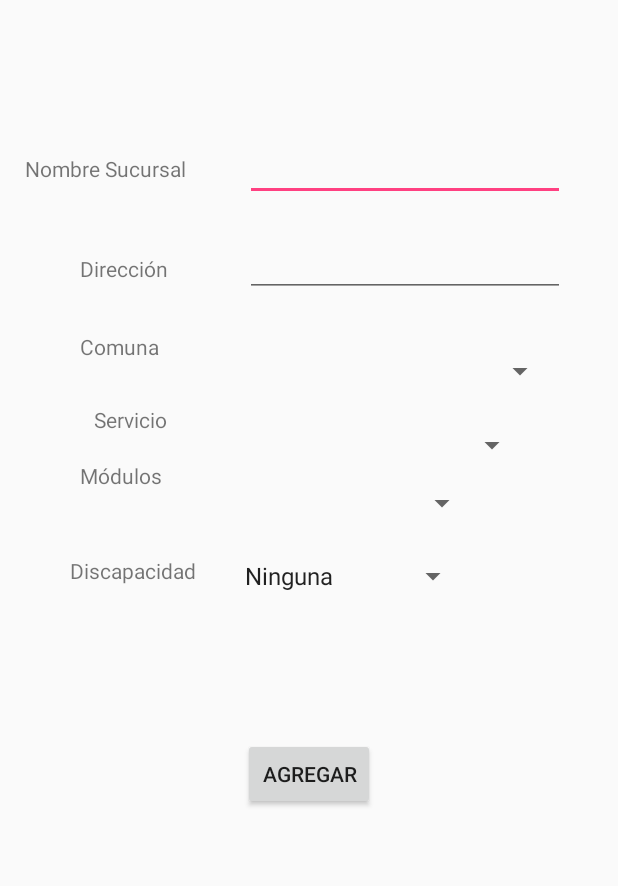
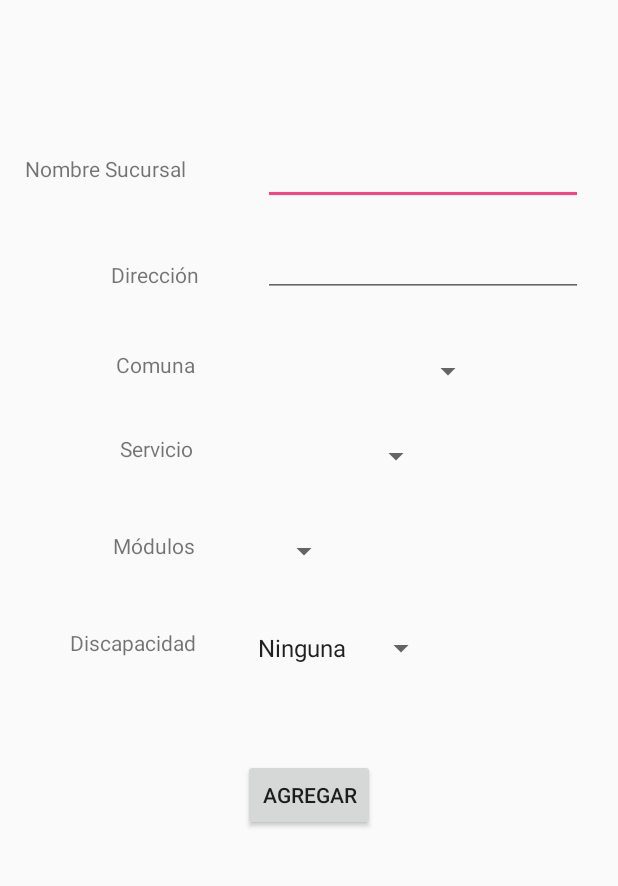
Before and after one commit to cmardonespino/Proyecto_Disenio2.0, an Android app: the screen it shows after launch (LlenarTablaSucursal), after a tap on "AGREGAR SUCURSAL", on a phone screen of 412 x 824 dp, the part 350-1236 px from its top. Run offline under Robolectric (Android 15) with nearby library versions, the phone set to English and light mode, and no system bars.

```diff
--- a/app/src/main/java/com/example/carlosandres/turnpass/Controlador/MainActivity.java
+++ b/app/src/main/java/com/example/carlosandres/turnpass/Controlador/MainActivity.java
@@ -56,10 +56,21 @@ public class MainActivity extends AppCompatActivity {
         bdd = new BaseDeDatos(this);
 
         if(BaseDeDatos.doesDatabaseExist(this, BaseDeDatos.DATABASE_NAME)==false){
-            basededatos = bdd.getWritableDatabase();
+            basededatos = bdd.getWritableDatabase(); //crea base de datos si no existe
 
-            ContentValues values = new ContentValues();
-            values.put(BaseDeDatos.Servicio.COLUM_SERVICIO_ID, 10);
+            if( bdd.poblarTablaServicio(basededatos, 10, "Pasaporte")==true){
+                if(bdd.poblarTablaServicio(basededatos, 11, "Carnet")==true){
+                    if(bdd.poblarTablaDiscapacidad(basededatos, "2", "Fisica")==true){
+                        if(bdd.poblarTablaDiscapacidad(basededatos, "1", "Sensorial")==true){
+                            if(bdd.poblarTablaDiscapacidad(basededatos, "0", "Ninguna")==true){
+                                Toast.makeText(getApplicationContext(), "Tablas principales pobladas correctamente", Toast.LENGTH_LONG).show();
+                            }
+                        }
+                    }
+                }
+            }
+            //ContentValues values = new ContentValues();
+            /*values.put(BaseDeDatos.Servicio.COLUM_SERVICIO_ID, 10);
             values.put(BaseDeDatos.Servicio.COLUM_SERVICIO_NOMBRE, "Pasaporte");
             basededatos.insert(BaseDeDatos.Servicio.TABLE_NAME, null, values);
             values.clear();
@@ -68,8 +79,9 @@ public class MainActivity extends AppCompatActivity {
             values.put(BaseDeDatos.Servicio.COLUM_SERVICIO_ID, 11);
             values.put(BaseDeDatos.Servicio.COLUM_SERVICIO_NOMBRE, "Carnet");
             basededatos.insert(BaseDeDatos.Servicio.TABLE_NAME, null, values);
-            values.clear();
+            values.clear();*/
 
+            /*
             basededatos = bdd.getWritableDatabase();
             values.put(BaseDeDatos.Discapacidad.COLUM_DISCAPACIDAD_NIVELPRIORIDAD, "2");
             values.put(BaseDeDatos.Discapacidad.COLUM_DISCAPACIDAD_NOMBRE, "Fisica");
@@ -84,7 +96,7 @@ public class MainActivity extends AppCompatActivity {
             values.put(BaseDeDatos.Discapacidad.COLUM_DISCAPACIDAD_NIVELPRIORIDAD, "0");
             values.put(BaseDeDatos.Discapacidad.COLUM_DISCAPACIDAD_NOMBRE, "Ninguna");
             basededatos.insert(BaseDeDatos.Discapacidad.TABLE_NAME, null, values);
-            values.clear();
+            values.clear();*/
         }
 
         super.onCreate(savedInstanceState);
--- a/app/src/main/java/com/example/carlosandres/turnpass/Modelo/BaseDeDatos.java
+++ b/app/src/main/java/com/example/carlosandres/turnpass/Modelo/BaseDeDatos.java
@@ -1,5 +1,6 @@
 package com.example.carlosandres.turnpass.Modelo;
 
+import android.content.ContentValues;
 import android.content.Context;
 import android.database.Cursor;
 import android.database.sqlite.SQLiteDatabase;
@@ -177,4 +178,30 @@ public class BaseDeDatos extends SQLiteOpenHelper {
         File dbFile = context.getDatabasePath(dbName);
         return dbFile.exists();
     }
+
+    public boolean poblarTablaDiscapacidad(SQLiteDatabase db, String nivelPrioridad, String discapacidadNombre){
+        try{
+            ContentValues values = new ContentValues();
+            values.put(Discapacidad.COLUM_DISCAPACIDAD_NIVELPRIORIDAD, nivelPrioridad);
+            values.put(Discapacidad.COLUM_DISCAPACIDAD_NOMBRE, discapacidadNombre);
+            db.insert(Discapacidad.TABLE_NAME, null, values);
+            return true;
+        }catch (Exception e){
+            return false;
+        }
+    }
+
+    public boolean poblarTablaServicio(SQLiteDatabase db, int idservicio, String nombreServicio){
+        try{
+            ContentValues values = new ContentValues();
+            /*db.execSQL("INSERT INTO "+BaseDeDatos.Turno.TABLE_NAME+" (ID_USUARIO, NOMBRE_TURNO, ID_SERVICIO) VALUES("+
+                    run+", "+nombreSucursal+", "+servicioSucursal+")");*/
+            values.put(Servicio.COLUM_SERVICIO_ID, idservicio);
+            values.put(Servicio.COLUM_SERVICIO_NOMBRE, nombreServicio);
+            db.insert(BaseDeDatos.Servicio.TABLE_NAME, null, values);
+            return true;
+        }catch (Exception e){
+            return false;
+        }
+    }
 }
--- a/app/src/main/java/com/example/carlosandres/turnpass/Modelo/Usuario.java
+++ b/app/src/main/java/com/example/carlosandres/turnpass/Modelo/Usuario.java
@@ -63,4 +63,9 @@ public class Usuario{
         return usuario;
 
     }
+
+    public Cursor solicitarAsignarTurno(SQLiteDatabase db, String run){
+        ArrayList<Usuario> usuario = new ArrayList<Usuario>();
+        return db.rawQuery("SELECT * FROM Turno WHERE ID_USUARIO='"+run+"'", null);
+    }
 }
--- a/app/src/main/res/layout/activity_llenar_tabla_sucursal.xml
+++ b/app/src/main/res/layout/activity_llenar_tabla_sucursal.xml
@@ -36,7 +36,7 @@
         app:layout_constraintEnd_toEndOf="parent"
         app:layout_constraintStart_toStartOf="parent"
         app:layout_constraintTop_toTopOf="parent"
-        app:layout_constraintVertical_bias="0.939" />
+        app:layout_constraintVertical_bias="0.959" />
 
     <TextView
         android:id="@+id/txtViewNombreSucursal"
@@ -65,10 +65,10 @@
         android:text="Dirección"
         app:layout_constraintBottom_toBottomOf="parent"
         app:layout_constraintEnd_toEndOf="parent"
-        app:layout_constraintHorizontal_bias="0.135"
+        app:layout_constraintHorizontal_bias="0.196"
         app:layout_constraintStart_toStartOf="parent"
         app:layout_constraintTop_toTopOf="parent"
-        app:layout_constraintVertical_bias="0.462" />
+        app:layout_constraintVertical_bias="0.468" />
 
     <EditText
         android:id="@+id/editTextNombreSucursal"
@@ -82,10 +82,10 @@
         android:inputType="textPersonName"
         app:layout_constraintBottom_toBottomOf="parent"
         app:layout_constraintEnd_toEndOf="parent"
-        app:layout_constraintHorizontal_bias="0.849"
+        app:layout_constraintHorizontal_bias="0.915"
         app:layout_constraintStart_toStartOf="parent"
         app:layout_constraintTop_toTopOf="parent"
-        app:layout_constraintVertical_bias="0.367" />
+        app:layout_constraintVertical_bias="0.371" />
 
     <EditText
         android:id="@+id/editTextDireccion"
@@ -99,14 +99,14 @@
         android:inputType="textPersonName"
         app:layout_constraintBottom_toBottomOf="parent"
         app:layout_constraintEnd_toEndOf="parent"
-        app:layout_constraintHorizontal_bias="0.849"
+        app:layout_constraintHorizontal_bias="0.915"
         app:layout_constraintStart_toStartOf="parent"
         app:layout_constraintTop_toTopOf="parent"
         app:layout_constraintVertical_bias="0.461" />
 
     <Spinner
         android:id="@+id/spinnerComuna"
-        android:layout_width="210dp"
+        android:layout_width="156dp"
         android:layout_height="wrap_content"
         android:layout_marginBottom="8dp"
         android:layout_marginEnd="8dp"
@@ -115,7 +115,7 @@
         android:entries="@array/comunas_array"
         app:layout_constraintBottom_toBottomOf="parent"
         app:layout_constraintEnd_toEndOf="parent"
-        app:layout_constraintHorizontal_bias="0.822"
+        app:layout_constraintHorizontal_bias="0.66"
         app:layout_constraintStart_toStartOf="parent"
         app:layout_constraintTop_toTopOf="parent"
         app:layout_constraintVertical_bias="0.556" />
@@ -131,14 +131,14 @@
         android:text="Comuna"
         app:layout_constraintBottom_toBottomOf="parent"
         app:layout_constraintEnd_toEndOf="parent"
-        app:layout_constraintHorizontal_bias="0.132"
+        app:layout_constraintHorizontal_bias="0.202"
         app:layout_constraintStart_toStartOf="parent"
         app:layout_constraintTop_toTopOf="parent"
-        app:layout_constraintVertical_bias="0.533" />
+        app:layout_constraintVertical_bias="0.55" />
 
     <Spinner
         android:id="@+id/spinnerServicio"
-        android:layout_width="193dp"
+        android:layout_width="124dp"
         android:layout_height="wrap_content"
         android:layout_marginBottom="8dp"
         android:layout_marginEnd="8dp"
@@ -147,10 +147,10 @@
         android:entries="@array/servicio_array"
         app:layout_constraintBottom_toBottomOf="parent"
         app:layout_constraintEnd_toEndOf="parent"
-        app:layout_constraintHorizontal_bias="0.742"
+        app:layout_constraintHorizontal_bias="0.573"
         app:layout_constraintStart_toStartOf="parent"
         app:layout_constraintTop_toTopOf="parent"
-        app:layout_constraintVertical_bias="0.624" />
+        app:layout_constraintVertical_bias="0.634" />
 
     <TextView
         android:id="@+id/txtViewServicio"
@@ -163,10 +163,10 @@
         android:text="Servicio"
         app:layout_constraintBottom_toBottomOf="parent"
         app:layout_constraintEnd_toEndOf="parent"
-        app:layout_constraintHorizontal_bias="0.157"
+        app:layout_constraintHorizontal_bias="0.207"
         app:layout_constraintStart_toStartOf="parent"
         app:layout_constraintTop_toTopOf="parent"
-        app:layout_constraintVertical_bias="0.6" />
+        app:layout_constraintVertical_bias="0.626" />
 
     <TextView
         android:id="@+id/txtViewModulos"
@@ -179,14 +179,14 @@
         android:text="Módulos"
         app:layout_constraintBottom_toBottomOf="parent"
         app:layout_constraintEnd_toEndOf="parent"
-        app:layout_constraintHorizontal_bias="0.133"
+        app:layout_constraintHorizontal_bias="0.197"
         app:layout_constraintStart_toStartOf="parent"
         app:layout_constraintTop_toTopOf="parent"
-        app:layout_constraintVertical_bias="0.651" />
+        app:layout_constraintVertical_bias="0.714" />
 
     <Spinner
         android:id="@+id/spinnerModulos"
-        android:layout_width="153dp"
+        android:layout_width="61dp"
         android:layout_height="wrap_content"
         android:layout_marginBottom="8dp"
         android:layout_marginEnd="92dp"
@@ -195,14 +195,14 @@
         android:entries="@array/cantidadModulos_array"
         app:layout_constraintBottom_toBottomOf="parent"
         app:layout_constraintEnd_toEndOf="parent"
-        app:layout_constraintHorizontal_bias="0.992"
+        app:layout_constraintHorizontal_bias="0.627"
         app:layout_constraintStart_toStartOf="parent"
         app:layout_constraintTop_toTopOf="parent"
-        app:layout_constraintVertical_bias="0.677" />
+        app:layout_constraintVertical_bias="0.721" />
 
     <Spinner
         android:id="@+id/spinnerDiscapacidad"
-        android:layout_width="157dp"
+        android:layout_width="127dp"
         android:layout_height="25dp"
         android:layout_marginBottom="8dp"
         android:layout_marginEnd="8dp"
@@ -211,10 +211,10 @@
         android:entries="@array/discapacidad_array"
         app:layout_constraintBottom_toBottomOf="parent"
         app:layout_constraintEnd_toEndOf="parent"
-        app:layout_constraintHorizontal_bias="0.616"
+        app:layout_constraintHorizontal_bias="0.58"
         app:layout_constraintStart_toStartOf="parent"
         app:layout_constraintTop_toTopOf="parent"
-        app:layout_constraintVertical_bias="0.744">
+        app:layout_constraintVertical_bias="0.81">
 
     </Spinner>
 
@@ -232,5 +232,5 @@
         app:layout_constraintHorizontal_bias="0.123"
         app:layout_constraintStart_toStartOf="parent"
         app:layout_constraintTop_toTopOf="parent"
-        app:layout_constraintVertical_bias="0.741" />
+        app:layout_constraintVertical_bias="0.807" />
 </android.support.constraint.ConstraintLayout>
```
Also changed, not shown: app/src/main/java/com/example/carlosandres/turnpass/Controlador/DesplegarInformacion.java (+41 -21 lines), app/src/main/java/com/example/carlosandres/turnpass/Controlador/MostrarTurnoTomado.java (+20 -0 lines), app/src/main/java/com/example/carlosandres/turnpass/Modelo/Turno.java (+43 -2 lines), app/src/main/res/layout/activity_mostrar_turno_tomado.xml (+10 -7 lines).
